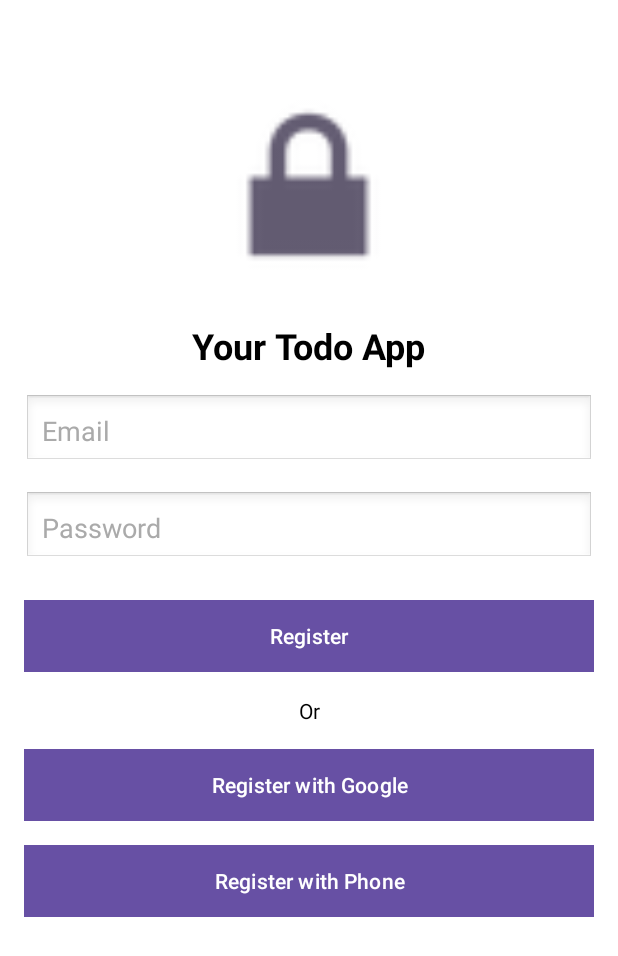
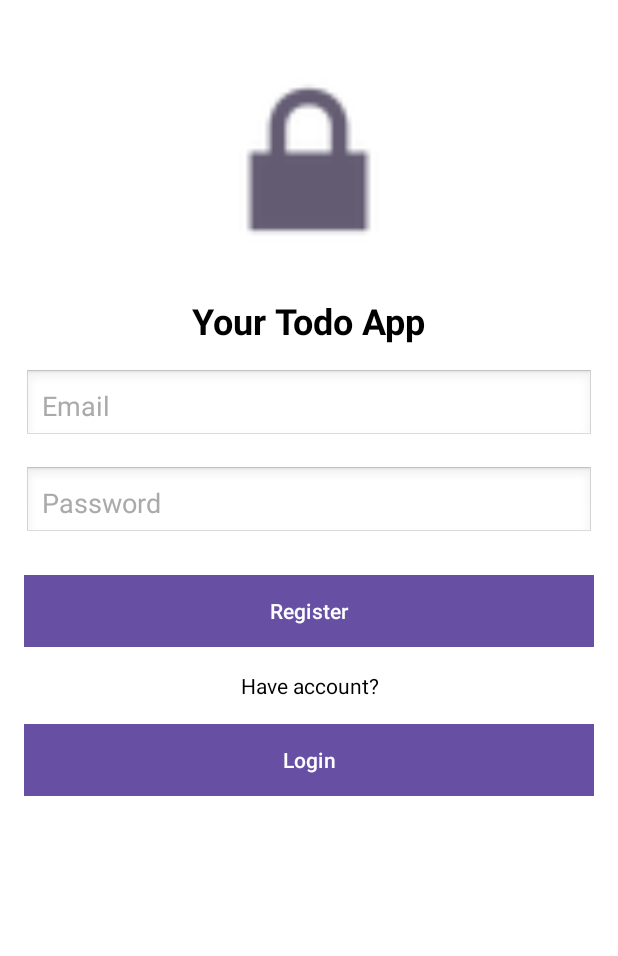
Before and after one commit to GarvChhokra/TodoApp_Auth_Db-Kotlin, an Android app: the screen it shows after launch (Register), after a tap on "Register", on a phone screen of 412 x 824 dp. Shown: the top 956 px of the screen. Run offline under Robolectric (Android 15) with nearby library versions, the phone set to English and light mode, and no system bars; our stand-ins replace Firebase (no records; nobody signed in at launch, a user with empty details on screens opened directly).

```diff
--- a/app/build.gradle.kts
+++ b/app/build.gradle.kts
@@ -46,6 +46,8 @@ dependencies {
     implementation("androidx.constraintlayout:constraintlayout:2.1.4")
     implementation("com.google.firebase:firebase-auth:22.3.0")
     implementation("com.google.android.gms:play-services-auth:20.7.0")
+    implementation("com.google.firebase:firebase-database:20.3.0")
+    implementation("com.google.firebase:firebase-firestore:24.10.0")
     testImplementation("junit:junit:4.13.2")
     androidTestImplementation("androidx.test.ext:junit:1.1.5")
     androidTestImplementation("androidx.test.espresso:espresso-core:3.5.1")
--- a/app/src/main/java/com/example/todolistapp/Login.kt
+++ b/app/src/main/java/com/example/todolistapp/Login.kt
@@ -15,7 +15,6 @@ class Login : AppCompatActivity() {
     private lateinit var auth: FirebaseAuth
     public override fun onStart() {
         super.onStart()
-        // Check if user is signed in (non-null) and update UI accordingly.
         val currentUser = auth.currentUser
         if (currentUser != null) {
             val intent = Intent(this@Login, MainActivity::class.java)
@@ -63,6 +62,11 @@ class Login : AppCompatActivity() {
                 }
             }
 
+            // Get the SHID by going into the gradle from right hand side and by searching 'signingReport' and paste it into the Firebase
+//            btnGoogleLogin.setOnClickListener {
+//
+//            }
+
             btnRegister.setOnClickListener {
                 val intent = Intent(this@Login, Register::class.java)
                 startActivity(intent)
--- a/app/src/main/java/com/example/todolistapp/Register.kt
+++ b/app/src/main/java/com/example/todolistapp/Register.kt
@@ -59,8 +59,11 @@ class Register : AppCompatActivity() {
                     }
                 }
             }
-            btnGoogleRegister.setOnClickListener {
 
+            btnLogin.setOnClickListener {
+                val intent = Intent(this@Register, Login::class.java)
+                startActivity(intent)
+                finish()
             }
         }
     }
--- a/app/src/main/java/com/example/todolistapp/Todo.kt
+++ b/app/src/main/java/com/example/todolistapp/Todo.kt
@@ -1,6 +1,6 @@
 package com.example.todolistapp
 
 data class Todo (
-    var title: String,
+    var title: String = "",
     var is_Checked: Boolean = false
 )
--- a/app/src/main/res/layout/activity_register.xml
+++ b/app/src/main/res/layout/activity_register.xml
@@ -11,7 +11,7 @@
         android:layout_width="150dp"
         android:layout_height="150dp"
         android:layout_centerHorizontal="true"
-        android:layout_marginTop="32dp"
+        android:layout_marginTop="15dp"
         android:src="@android:drawable/ic_lock_lock"
         android:contentDescription="@string/lock_logo" />
 
@@ -37,7 +37,8 @@
         android:inputType="textEmailAddress"
         android:padding="12dp"
         android:background="@android:drawable/edit_text"
-        android:textColorHint="@android:color/darker_gray" />
+        android:textColorHint="@android:color/darker_gray"
+        android:autofillHints="Enter Email" />
 
     <EditText
         android:id="@+id/editTextPassword"
@@ -49,7 +50,8 @@
         android:inputType="textPassword"
         android:padding="12dp"
         android:background="@android:drawable/edit_text"
-        android:textColorHint="@android:color/darker_gray" />
+        android:textColorHint="@android:color/darker_gray"
+        android:autofillHints="Enter Password" />
 
     <Button
         android:id="@+id/btnRegister"
@@ -61,34 +63,44 @@
         android:text="@string/register"
         android:textColor="@android:color/white" />
 
+<!--    <TextView-->
+<!--        android:id="@+id/textOr"-->
+<!--        android:layout_width="match_parent"-->
+<!--        android:layout_height="wrap_content"-->
+<!--        android:layout_below="@id/btnRegister"-->
+<!--        android:layout_marginTop="5dp"-->
+<!--        android:gravity="center"-->
+<!--        android:text="@string/or"-->
+<!--        android:textColor="@android:color/black" />-->
+
+<!--    <Button-->
+<!--        android:id="@+id/btnGoogleRegister"-->
+<!--        android:layout_width="match_parent"-->
+<!--        android:layout_height="wrap_content"-->
+<!--        android:layout_below="@id/textOr"-->
+<!--        android:layout_marginTop="4dp"-->
+<!--        android:background="@android:color/black"-->
+<!--        android:text="@string/register_with_google"-->
+<!--        android:textColor="@android:color/white" />-->
+
     <TextView
-        android:id="@+id/textOr"
+        android:id="@+id/textHaveAccount"
         android:layout_width="match_parent"
         android:layout_height="wrap_content"
         android:layout_below="@id/btnRegister"
         android:layout_marginTop="16dp"
         android:gravity="center"
-        android:text="@string/or"
+        android:text="@string/have_account"
         android:textColor="@android:color/black" />
 
     <Button
-        android:id="@+id/btnGoogleRegister"
+        android:id="@+id/btnLogin"
         android:layout_width="match_parent"
         android:layout_height="wrap_content"
-        android:layout_below="@id/textOr"
+        android:layout_below="@id/textHaveAccount"
         android:layout_marginTop="16dp"
-        android:background="@android:color/holo_red_light"
-        android:text="@string/register_with_google"
-        android:textColor="@android:color/white" />
-
-    <Button
-        android:id="@+id/btnPhoneRegister"
-        android:layout_width="match_parent"
-        android:layout_height="wrap_content"
-        android:layout_below="@id/btnGoogleRegister"
-        android:layout_marginTop="16dp"
-        android:background="@android:color/holo_green_light"
-        android:text="@string/register_with_phone"
+        android:background="@android:color/black"
+        android:text="@string/login"
         android:textColor="@android:color/white" />
 
 </RelativeLayout>
--- a/app/src/main/res/values/strings.xml
+++ b/app/src/main/res/values/strings.xml
@@ -18,4 +18,6 @@
     <string name="register_with_phone">Register with Phone</string>
     <string name="don_t_have_account">Don\'t have account?</string>
     <string name="logout">LogOut</string>
+    <string name="have_account">Have account?</string>
+    <string name="user_email">User Email:</string>
 </resources>
```
Also changed, not shown: app/src/main/java/com/example/todolistapp/MainActivity.kt (+43 -1 lines), app/src/main/java/com/example/todolistapp/TodoAdapter.kt (+7 -0 lines), app/src/main/res/layout/activity_login.xml (+20 -30 lines), app/src/main/res/layout/activity_main.xml (+14 -2 lines), 1 other file.
